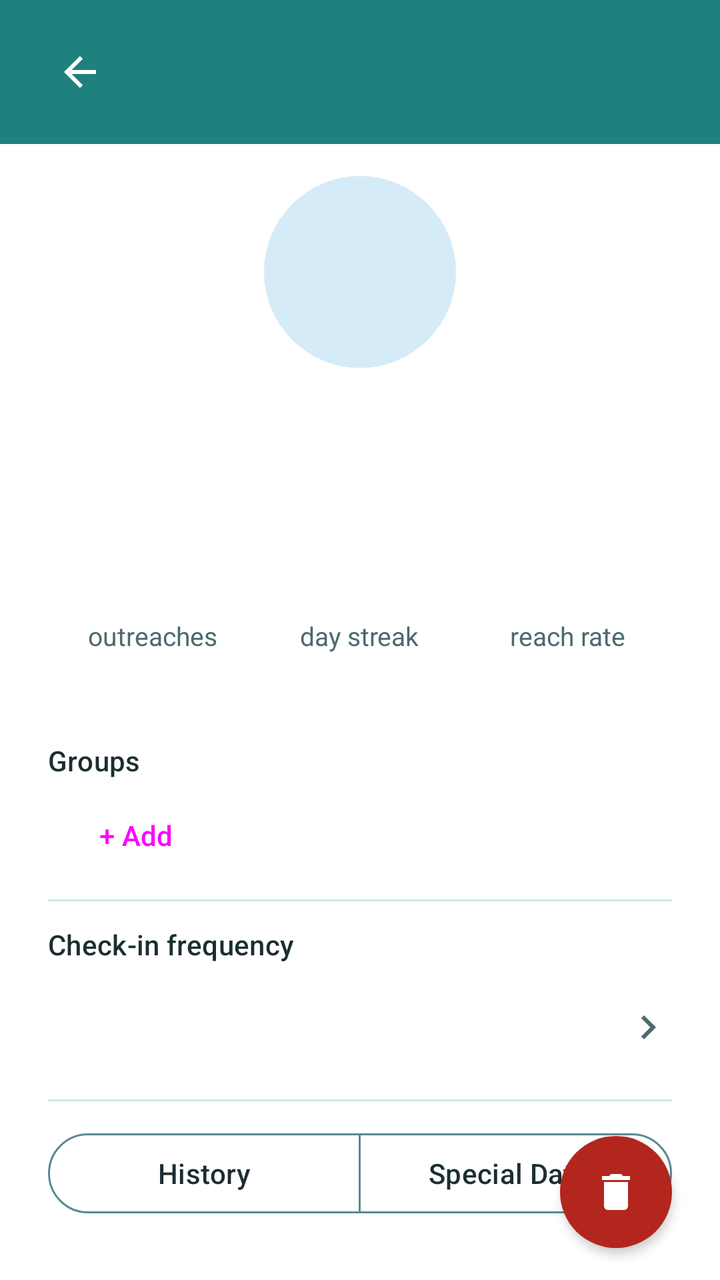
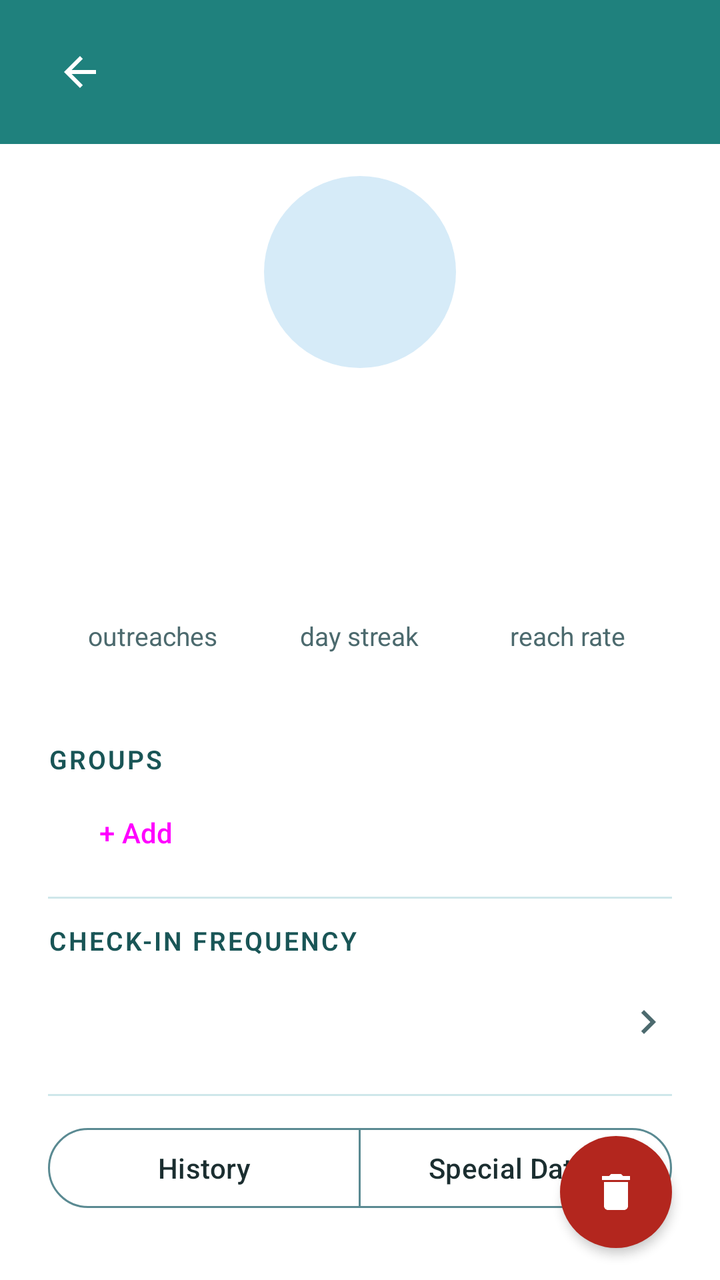

Screens rendered from an Android XML layout before and after an edit, with the pre-edit source and the edit as a unified diff.
<!-- AndroidManifest.xml: application theme Theme.FriendMinder -->
<!-- res/layout/fragment_contact_detail.xml -->
<?xml version="1.0" encoding="utf-8"?>
<FrameLayout xmlns:android="http://schemas.android.com/apk/res/android"
    xmlns:app="http://schemas.android.com/apk/res-auto"
    android:layout_width="match_parent"
    android:layout_height="match_parent">

    <LinearLayout
        android:layout_width="match_parent"
        android:layout_height="match_parent"
        android:orientation="vertical">

    
    <LinearLayout
        android:id="@+id/headerContainer"
        android:layout_width="match_parent"
        android:layout_height="wrap_content"
        android:orientation="vertical"
        android:background="@color/fm_header">

        <View
            android:id="@+id/statusBarSpacer"
            android:layout_width="match_parent"
            android:layout_height="0dp" />

        <FrameLayout
            android:layout_width="match_parent"
            android:layout_height="@dimen/fm_home_header_height">

            <ImageButton
                android:id="@+id/backButton"
                android:layout_width="48dp"
                android:layout_height="48dp"
                android:layout_gravity="start|center_vertical"
                android:layout_marginStart="16dp"
                android:padding="12dp"
                android:background="?attr/selectableItemBackgroundBorderless"
                android:src="@drawable/ic_arrow_back"
                app:tint="@color/fm_on_primary"
                android:contentDescription="@string/content_desc_back" />

            
            <TextView
                android:id="@+id/headerTitle"
                android:layout_width="wrap_content"
                android:layout_height="wrap_content"
                android:layout_gravity="start|center_vertical"
                android:layout_marginStart="72dp"
                android:layout_marginEnd="@dimen/fm_space_6"
                android:textColor="@color/fm_on_primary"
                android:textSize="@dimen/fm_header_title_size"
                android:maxLines="1"
                android:ellipsize="end" />
        </FrameLayout>
    </LinearLayout>

    <ScrollView
        android:layout_width="match_parent"
        android:layout_height="wrap_content"
        android:layout_marginBottom="@dimen/fm_space_2">

        <LinearLayout
            android:layout_width="match_parent"
            android:layout_height="wrap_content"
            android:orientation="vertical"
            android:paddingStart="@dimen/fm_gutter"
            android:paddingEnd="@dimen/fm_gutter"
            android:paddingTop="@dimen/fm_space_4"
            android:paddingBottom="@dimen/fm_space_4">

            <FrameLayout
                android:layout_width="@dimen/fm_avatar_size_detail"
                android:layout_height="@dimen/fm_avatar_size_detail"
                android:layout_gravity="center_horizontal">

                <ImageView
                    android:id="@+id/contactPhoto"
                    android:layout_width="@dimen/fm_avatar_size_detail"
                    android:layout_height="@dimen/fm_avatar_size_detail"
                    android:background="@drawable/bg_avatar_placeholder"
                    android:scaleType="centerCrop"
                    android:visibility="gone"
                    android:contentDescription="@null" />

                <TextView
                    android:id="@+id/contactInitial"
                    android:layout_width="@dimen/fm_avatar_size_detail"
                    android:layout_height="@dimen/fm_avatar_size_detail"
                    android:background="@drawable/bg_avatar_placeholder"
                    android:gravity="center"
                    android:textAppearance="?attr/textAppearanceHeadlineSmall"
                    android:textColor="?attr/colorOnSecondaryContainer" />
            </FrameLayout>

            <TextView
                android:id="@+id/contactNameText"
                android:layout_width="match_parent"
                android:layout_height="wrap_content"
                android:layout_marginTop="@dimen/fm_space_2"
                android:gravity="center"
                android:textAppearance="?attr/textAppearanceHeadlineSmall" />

            <TextView
                android:id="@+id/birthdayFrequencyCaption"
                android:layout_width="match_parent"
                android:layout_height="wrap_content"
                android:gravity="center"
                android:textAppearance="?attr/textAppearanceBodySmall"
                android:textColor="?attr/colorOnSurfaceVariant" />

            
            <LinearLayout
                android:id="@+id/statsRow"
                android:layout_width="match_parent"
                android:layout_height="wrap_content"
                android:layout_marginTop="@dimen/fm_space_8"
                android:layout_marginBottom="@dimen/fm_space_8"
                android:orientation="horizontal">

                <LinearLayout
                    android:id="@+id/outreachesStat"
                    android:layout_width="0dp"
                    android:layout_height="wrap_content"
                    android:layout_weight="1"
                    android:orientation="vertical"
                    android:gravity="center"
                    android:focusable="true"
                    android:importantForAccessibility="yes">

                    <TextView
                        android:id="@+id/outreachesFigure"
                        android:layout_width="wrap_content"
                        android:layout_height="wrap_content"
                        android:fontFamily="sans-serif-medium"
                        android:textSize="24sp"
                        android:textColor="@color/fm_heading"
                        android:gravity="center"
                        android:importantForAccessibility="no" />

                    <TextView
                        android:layout_width="wrap_content"
                        android:layout_height="wrap_content"
                        android:layout_marginTop="@dimen/fm_space_1"
                        android:text="@string/label_stat_outreaches"
                        android:textSize="13sp"
                        android:textColor="@color/fm_ink_dim"
                        android:gravity="center"
                        android:importantForAccessibility="no" />
                </LinearLayout>

                <LinearLayout
                    android:id="@+id/streakStat"
                    android:layout_width="0dp"
                    android:layout_height="wrap_content"
                    android:layout_weight="1"
                    android:orientation="vertical"
                    android:gravity="center"
                    android:focusable="true"
                    android:importantForAccessibility="yes">

                    <TextView
                        android:id="@+id/streakFigure"
                        android:layout_width="wrap_content"
                        android:layout_height="wrap_content"
                        android:fontFamily="sans-serif-medium"
                        android:textSize="24sp"
                        android:textColor="@color/fm_heading"
                        android:gravity="center"
                        android:importantForAccessibility="no" />

                    <TextView
                        android:layout_width="wrap_content"
                        android:layout_height="wrap_content"
                        android:layout_marginTop="@dimen/fm_space_1"
                        android:text="@string/label_stat_day_streak"
                        android:textSize="13sp"
                        android:textColor="@color/fm_ink_dim"
                        android:gravity="center"
                        android:importantForAccessibility="no" />
                </LinearLayout>

                <LinearLayout
                    android:id="@+id/reachRateStat"
                    android:layout_width="0dp"
                    android:layout_height="wrap_content"
                    android:layout_weight="1"
                    android:orientation="vertical"
                    android:gravity="center"
                    android:focusable="true"
                    android:importantForAccessibility="yes">

                    <TextView
                        android:id="@+id/reachRateFigure"
                        android:layout_width="wrap_content"
                        android:layout_height="wrap_content"
                        android:fontFamily="sans-serif-medium"
                        android:textSize="24sp"
                        android:textColor="@color/fm_heading"
                        android:gravity="center"
                        android:importantForAccessibility="no" />

                    <TextView
                        android:layout_width="wrap_content"
                        android:layout_height="wrap_content"
                        android:layout_marginTop="@dimen/fm_space_1"
                        android:text="@string/label_stat_reach_rate"
                        android:textSize="13sp"
                        android:textColor="@color/fm_ink_dim"
                        android:gravity="center"
                        android:importantForAccessibility="no" />
                </LinearLayout>

            </LinearLayout>

            <TextView
                android:layout_width="match_parent"
                android:layout_height="wrap_content"
                android:layout_marginTop="@dimen/fm_space_3"
                android:text="@string/label_groups_header"
                android:textAppearance="?attr/textAppearanceLabelLarge" />

            <com.google.android.material.chip.ChipGroup
                android:id="@+id/groupsChipGroup"
                android:layout_width="match_parent"
                android:layout_height="wrap_content"
                android:layout_marginTop="@dimen/fm_space_1" />

            <Button
                android:id="@+id/addGroupButton"
                style="@style/Widget.Material3.Button.TextButton"
                android:layout_width="wrap_content"
                android:layout_height="wrap_content"
                android:text="@string/action_add_group_chip" />

            <View
                android:layout_width="match_parent"
                android:layout_height="1dp"
                android:layout_marginTop="@dimen/fm_space_2"
                android:background="?attr/colorOutlineVariant" />

            
            <TextView
                android:layout_width="match_parent"
                android:layout_height="wrap_content"
                android:layout_marginTop="@dimen/fm_space_3"
                android:text="@string/label_checkin_frequency_header"
                android:textAppearance="?attr/textAppearanceLabelLarge" />

            <LinearLayout
                android:id="@+id/checkInFrequencyRow"
                android:layout_width="match_parent"
                android:layout_height="56dp"
                android:layout_marginTop="@dimen/fm_space_1"
                android:orientation="horizontal"
                android:gravity="center_vertical"
                android:background="@drawable/bg_home_row_ripple"
                android:clickable="true"
                android:focusable="true">

                <TextView
                    android:id="@+id/checkInFrequencyValue"
                    android:layout_width="0dp"
                    android:layout_height="wrap_content"
                    android:layout_weight="1"
                    android:textSize="17sp"
                    android:textColor="@color/fm_ink" />

                <ImageView
                    android:layout_width="24dp"
                    android:layout_height="24dp"
                    android:src="@drawable/ic_chevron_right"
                    android:importantForAccessibility="no" />
            </LinearLayout>

            <View
                android:layout_width="match_parent"
                android:layout_height="1dp"
                android:layout_marginTop="@dimen/fm_space_2"
                android:background="?attr/colorOutlineVariant" />

            <com.google.android.material.button.MaterialButtonToggleGroup
                android:id="@+id/tabToggleGroup"
                android:layout_width="match_parent"
                android:layout_height="wrap_content"
                android:layout_marginTop="@dimen/fm_space_3"
                app:singleSelection="true"
                app:selectionRequired="true">

                <com.google.android.material.button.MaterialButton
                    android:id="@+id/historyToggleButton"
                    style="@style/Widget.Material3.Button.OutlinedButton"
                    android:layout_width="0dp"
                    android:layout_height="48dp"
                    android:layout_weight="1"
                    android:text="@string/label_tab_history" />

                <com.google.android.material.button.MaterialButton
                    android:id="@+id/specialDatesToggleButton"
                    style="@style/Widget.Material3.Button.OutlinedButton"
                    android:layout_width="0dp"
                    android:layout_height="48dp"
                    android:layout_weight="1"
                    android:text="@string/label_tab_special_dates" />
            </com.google.android.material.button.MaterialButtonToggleGroup>
        </LinearLayout>
    </ScrollView>

    <FrameLayout
        android:layout_width="match_parent"
        android:layout_height="0dp"
        android:layout_weight="1">

        <androidx.recyclerview.widget.RecyclerView
            android:id="@+id/historyRecyclerView"
            android:layout_width="match_parent"
            android:layout_height="match_parent" />

        <TextView
            android:id="@+id/historyEmptyText"
            android:layout_width="match_parent"
            android:layout_height="wrap_content"
            android:layout_gravity="center"
            android:gravity="center"
            android:padding="@dimen/fm_space_8"
            android:text="@string/label_history_empty"
            android:textAppearance="?attr/textAppearanceBodyLarge"
            android:visibility="gone" />

        <ScrollView
            android:id="@+id/specialDatesScroll"
            android:layout_width="match_parent"
            android:layout_height="match_parent"
            android:visibility="gone">

            <LinearLayout
                android:layout_width="match_parent"
                android:layout_height="wrap_content"
                android:orientation="vertical"
                android:padding="@dimen/fm_space_4">

                <TextView
                    android:id="@+id/specialDatesEmptyText"
                    android:layout_width="match_parent"
                    android:layout_height="wrap_content"
                    android:gravity="center"
                    android:padding="@dimen/fm_space_4"
                    android:text="@string/label_special_dates_empty"
                    android:textAppearance="?attr/textAppearanceBodyLarge"
                    android:visibility="gone" />

                <LinearLayout
                    android:id="@+id/specialDatesContainer"
                    android:layout_width="match_parent"
                    android:layout_height="wrap_content"
                    android:orientation="vertical" />

                <Button
                    android:id="@+id/addSpecialDateButton"
                    style="@style/Widget.Material3.Button.OutlinedButton"
                    android:layout_width="match_parent"
                    android:layout_height="48dp"
                    android:layout_marginTop="@dimen/fm_space_4"
                    android:text="@string/action_add_special_date" />
            </LinearLayout>
        </ScrollView>
    </FrameLayout>
    </LinearLayout>

    
    <com.google.android.material.floatingactionbutton.FloatingActionButton
        android:id="@+id/stopTrackingFab"
        android:layout_width="wrap_content"
        android:layout_height="wrap_content"
        android:layout_gravity="bottom|end"
        android:layout_marginEnd="@dimen/fm_space_6"
        android:layout_marginBottom="@dimen/fm_space_4"
        android:contentDescription="@string/action_stop_tracking"
        app:elevation="3dp"
        app:backgroundTint="@color/fm_error"
        app:tint="@color/fm_on_primary"
        app:shapeAppearanceOverlay="@style/ShapeAppearanceOverlay.MaterialComponents.FloatingActionButton"
        app:srcCompat="@drawable/ic_trash" />
</FrameLayout>
<!-- resources referenced by this layout -->
<resources>
  <color name="fm_error">#B3261E</color>
  <color name="fm_header">#1F817D</color>
  <color name="fm_heading">#195556</color>
  <color name="fm_ink">#1B2E30</color>
  <color name="fm_ink_dim">#4C6A6E</color>
  <color name="fm_on_primary">#FFFFFF</color>
  <dimen name="fm_avatar_size_detail">96dp</dimen>
  <dimen name="fm_gutter">24dp</dimen>
  <dimen name="fm_header_title_size">30sp</dimen>
  <dimen name="fm_home_header_height">72dp</dimen>
  <dimen name="fm_space_1">4dp</dimen>
  <dimen name="fm_space_2">8dp</dimen>
  <dimen name="fm_space_3">12dp</dimen>
  <dimen name="fm_space_4">16dp</dimen>
  <dimen name="fm_space_6">24dp</dimen>
  <dimen name="fm_space_8">32dp</dimen>
  <!-- drawable bg_avatar_placeholder (drawable) -->
  <shape xmlns:android="http://schemas.android.com/apk/res/android" android:shape="oval">
      <solid android:color="?attr/colorSecondaryContainer" />
  </shape>
  <!-- drawable bg_home_row_ripple (drawable) -->
  <?xml version="1.0" encoding="utf-8"?>
  <ripple xmlns:android="http://schemas.android.com/apk/res/android"
      android:color="#1F1F817D" />
  <string name="action_add_group_chip">+ Add</string>
  <string name="action_add_special_date">Add special date</string>
  <string name="action_stop_tracking">Stop tracking</string>
  <string name="content_desc_back">Back</string>
  <string name="label_checkin_frequency_header">Check-in frequency</string>
  <string name="label_groups_header">Groups</string>
  <string name="label_history_empty">No outreach logged yet — send a message or log a hangout</string>
  <string name="label_special_dates_empty">No special dates yet</string>
  <string name="label_stat_day_streak">day streak</string>
  <string name="label_stat_outreaches">outreaches</string>
  <string name="label_stat_reach_rate">reach rate</string>
  <string name="label_tab_history">History</string>
  <string name="label_tab_special_dates">Special Dates</string>
  <color name="fm_primary">#1F817D</color>
  <color name="fm_primary_container">#B0E8E6</color>
  <color name="fm_on_primary_container">#195556</color>
  <color name="fm_secondary">#5ABBEB</color>
  <color name="fm_on_secondary">#0A2E31</color>
  <color name="fm_secondary_container">#D6EBF8</color>
  <color name="fm_on_secondary_container">#0A2E31</color>
  <color name="fm_surface">#FFFFFF</color>
  <color name="fm_surface_variant">#D3E9F4</color>
  <color name="fm_outline">#5A8A92</color>
  <color name="fm_divider">#CFE7EA</color>
  <color name="fm_error_container">#F9DEDC</color>
  <color name="fm_on_error_container">#410E0B</color>
  <color name="fm_surface_sunken">#EFF8FA</color>
  <style name="ThemeOverlay.FriendMinder.BottomSheetDialog" parent="ThemeOverlay.Material3.BottomSheetDialog">
          <item name="bottomSheetStyle">@style/Widget.FriendMinder.BottomSheet.Modal</item>
      </style>
  <style name="ThemeOverlay.FriendMinder.MaterialAlertDialog" parent="ThemeOverlay.Material3.MaterialAlertDialog">
          <item name="colorSurface">@color/fm_surface</item>
          <item name="colorSurfaceContainerHigh">@color/fm_surface</item>
          <item name="backgroundTint">@color/fm_surface</item>
      </style>
  <style name="Widget.FriendMinder.BottomSheet.Modal" parent="Widget.Material3.BottomSheet.Modal">
          <item name="backgroundTint">@color/fm_surface</item>
      </style>
  <!-- unchanged entries left out for length: 4 -->
</resources>

<!-- the commit's change to res/layout/fragment_contact_detail.xml (unified diff, before → after) -->
@@ -216,7 +216,7 @@
                 android:layout_height="wrap_content"
                 android:layout_marginTop="@dimen/fm_space_3"
                 android:text="@string/label_groups_header"
-                android:textAppearance="?attr/textAppearanceLabelLarge" />
+                android:textAppearance="@style/TextAppearance.FM.SectionLabel" />
 
             <com.google.android.material.chip.ChipGroup
                 android:id="@+id/groupsChipGroup"
@@ -243,7 +243,7 @@
                 android:layout_height="wrap_content"
                 android:layout_marginTop="@dimen/fm_space_3"
                 android:text="@string/label_checkin_frequency_header"
-                android:textAppearance="?attr/textAppearanceLabelLarge" />
+                android:textAppearance="@style/TextAppearance.FM.SectionLabel" />
 
             <LinearLayout
                 android:id="@+id/checkInFrequencyRow"
<!-- resource entries referenced after the edit -->
@@ -37,6 +37,16 @@
   <string name="label_stat_reach_rate">reach rate</string>
   <string name="label_tab_history">History</string>
   <string name="label_tab_special_dates">Special Dates</string>
+  <style name="TextAppearance.FM.SectionLabel" parent="TextAppearance.Material3.LabelLarge">
+          <item name="android:textSize">13sp</item>
+          <item name="android:textColor">@color/fm_heading</item>
+          <item name="android:textAllCaps">true</item>
+          <item name="android:letterSpacing">0.08</item>
+          <item name="android:fontFamily">sans-serif</item>
+          <item name="android:textStyle">bold</item>
+          <item name="android:textFontWeight" tools:targetApi="28">600</item>
+          <item name="lineHeight">16sp</item>
+      </style>
   <color name="fm_primary">#1F817D</color>
   <color name="fm_primary_container">#B0E8E6</color>
   <color name="fm_on_primary_container">#195556</color>
